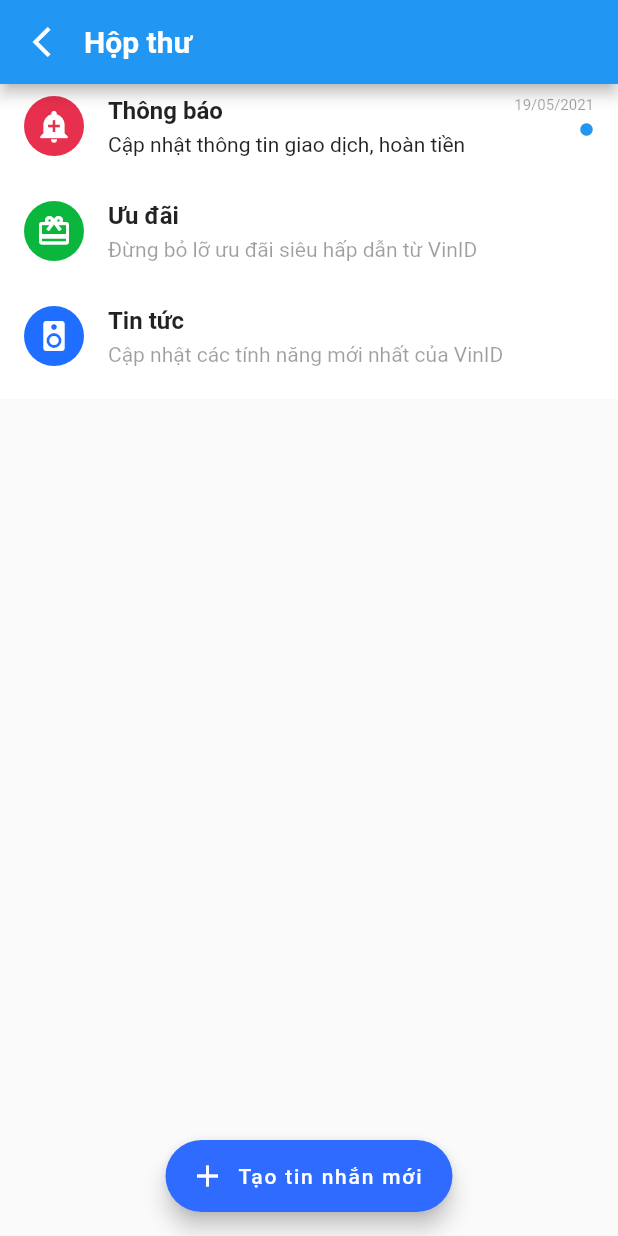
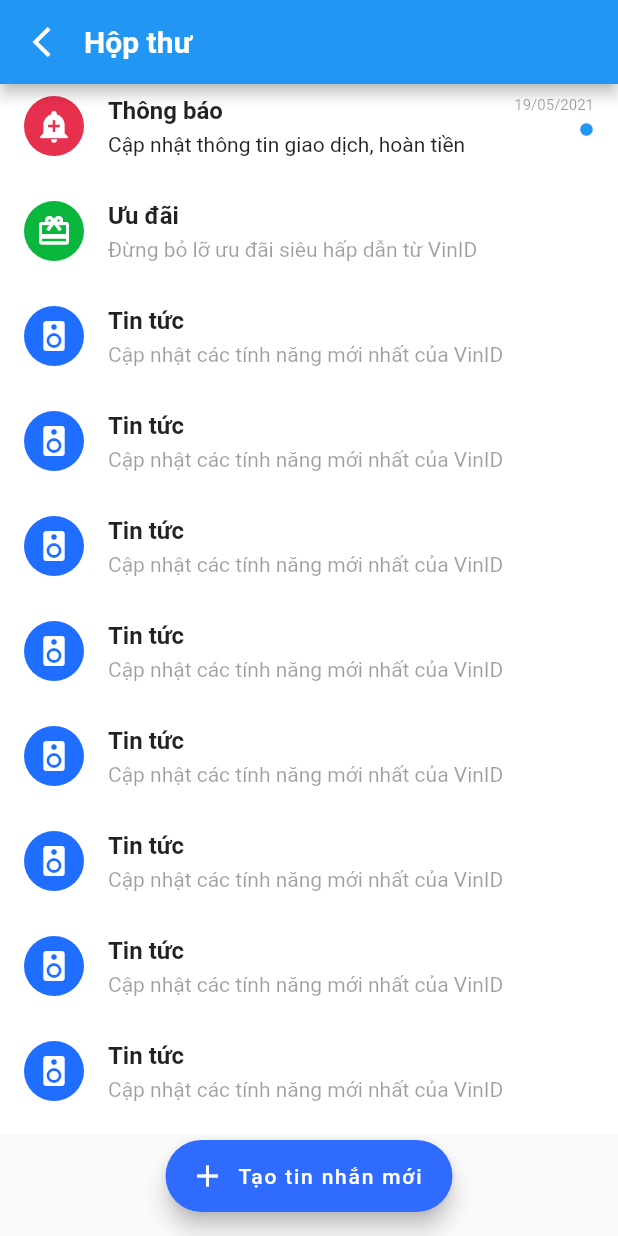
Before and after one commit to dxchien/hello-flutter, a Flutter app: the screen it shows after launch, on a phone screen of 412 x 824 dp. Run offline on Flutter 3.47's test engine with Material 2 defaults, Android fonts, the phone set to English and light mode, and no system bars.

```diff
--- a/lib/inbox_screen.dart
+++ b/lib/inbox_screen.dart
@@ -11,6 +11,10 @@ class InboxScreen extends StatefulWidget {
 }
 
 class _InboxScreenState extends State<InboxScreen> {
+  final _controller = ScrollController();
+  var btnLocation = FloatingActionButtonLocation.centerFloat;
+  bool isExtended = true;
+
   @override
   Widget build(BuildContext context) {
     return Scaffold(
@@ -25,10 +29,35 @@ class _InboxScreenState extends State<InboxScreen> {
         },
         icon: const Icon(Icons.add),
         label: Text("Tạo tin nhắn mới"),
+        isExtended: isExtended,
         backgroundColor: Color(0xff2f6bff),
       ),
-      floatingActionButtonLocation: FloatingActionButtonLocation.centerFloat,
+      floatingActionButtonLocation: btnLocation,
     );
+  }
+
+  @override
+  void initState() {
+    _controller.addListener(scrollListener);
+    super.initState();
+  }
+
+  void scrollListener() {
+    if (btnLocation == FloatingActionButtonLocation.centerFloat &&
+        _controller.offset > 20) {
+      setState(() {
+        isExtended = false;
+        btnLocation = FloatingActionButtonLocation.endFloat;
+      });
+    }
+
+    if (_controller.offset <= _controller.position.minScrollExtent &&
+        !_controller.position.outOfRange) {
+      setState(() {
+        isExtended = true;
+        btnLocation = FloatingActionButtonLocation.centerFloat;
+      });
+    }
   }
 
   Widget buildBody() {
@@ -38,6 +67,7 @@ class _InboxScreenState extends State<InboxScreen> {
   Widget buildList() {
     return Container(
       child: ListView(
+        controller: _controller,
         children: [
           buildItem(
             header: "Thông báo",
@@ -53,6 +83,41 @@ class _InboxScreenState extends State<InboxScreen> {
             icon: Icons.card_giftcard,
             color: Color(0xff0ab63c),
           ),
+          buildItem(
+              header: "Tin tức",
+              content: "Cập nhật các tính năng mới nhất của VinID",
+              icon: Icons.speaker,
+              color: Color(0xff1f6eff)),
+          buildItem(
+              header: "Tin tức",
+              content: "Cập nhật các tính năng mới nhất của VinID",
+              icon: Icons.speaker,
+              color: Color(0xff1f6eff)),
+          buildItem(
+              header: "Tin tức",
+              content: "Cập nhật các tính năng mới nhất của VinID",
+              icon: Icons.speaker,
+              color: Color(0xff1f6eff)),
+          buildItem(
+              header: "Tin tức",
+              content: "Cập nhật các tính năng mới nhất của VinID",
+              icon: Icons.speaker,
+              color: Color(0xff1f6eff)),
+          buildItem(
+              header: "Tin tức",
+              content: "Cập nhật các tính năng mới nhất của VinID",
+              icon: Icons.speaker,
+              color: Color(0xff1f6eff)),
+          buildItem(
+              header: "Tin tức",
+              content: "Cập nhật các tính năng mới nhất của VinID",
+              icon: Icons.speaker,
+              color: Color(0xff1f6eff)),
+          buildItem(
+              header: "Tin tức",
+              content: "Cập nhật các tính năng mới nhất của VinID",
+              icon: Icons.speaker,
+              color: Color(0xff1f6eff)),
           buildItem(
               header: "Tin tức",
               content: "Cập nhật các tính năng mới nhất của VinID",
@@ -137,4 +202,8 @@ class _InboxScreenState extends State<InboxScreen> {
   void createMessenger() {
     print('_InboxScreenState.createMessenger');
   }
+
+  void onDragDown() {
+    print('_InboxScreenState.onDragDown');
+  }
 }
```
